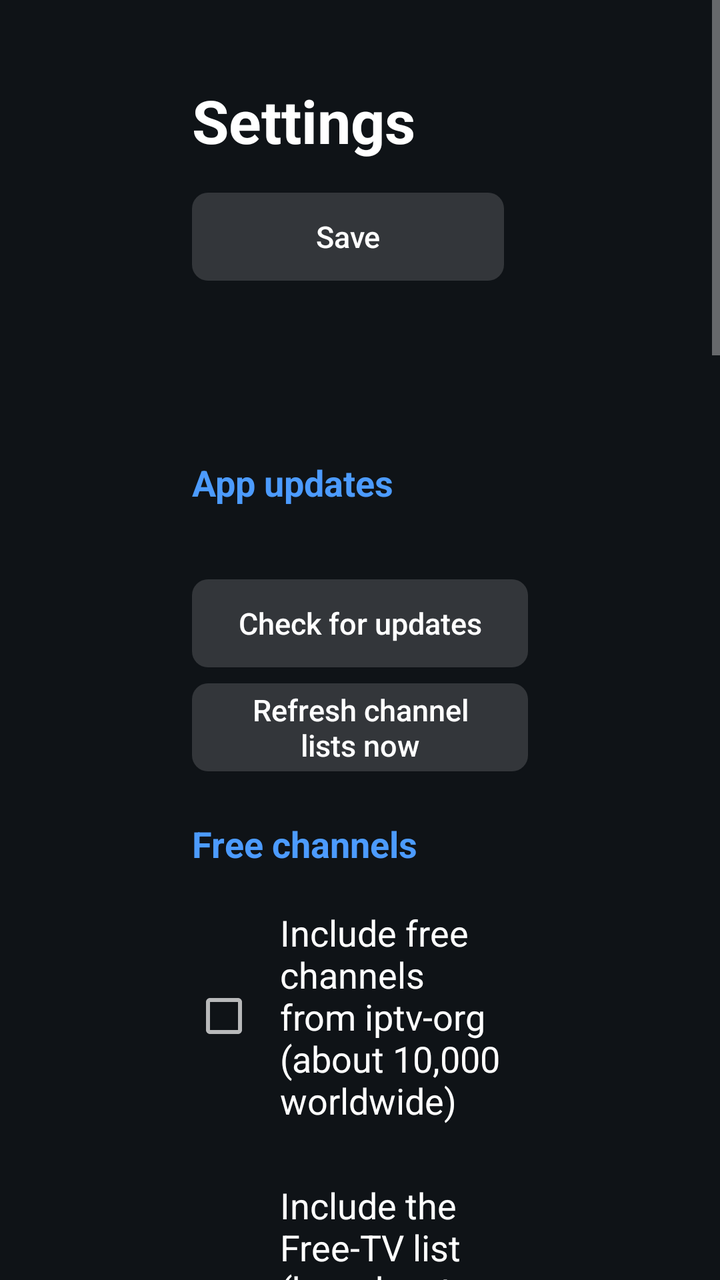
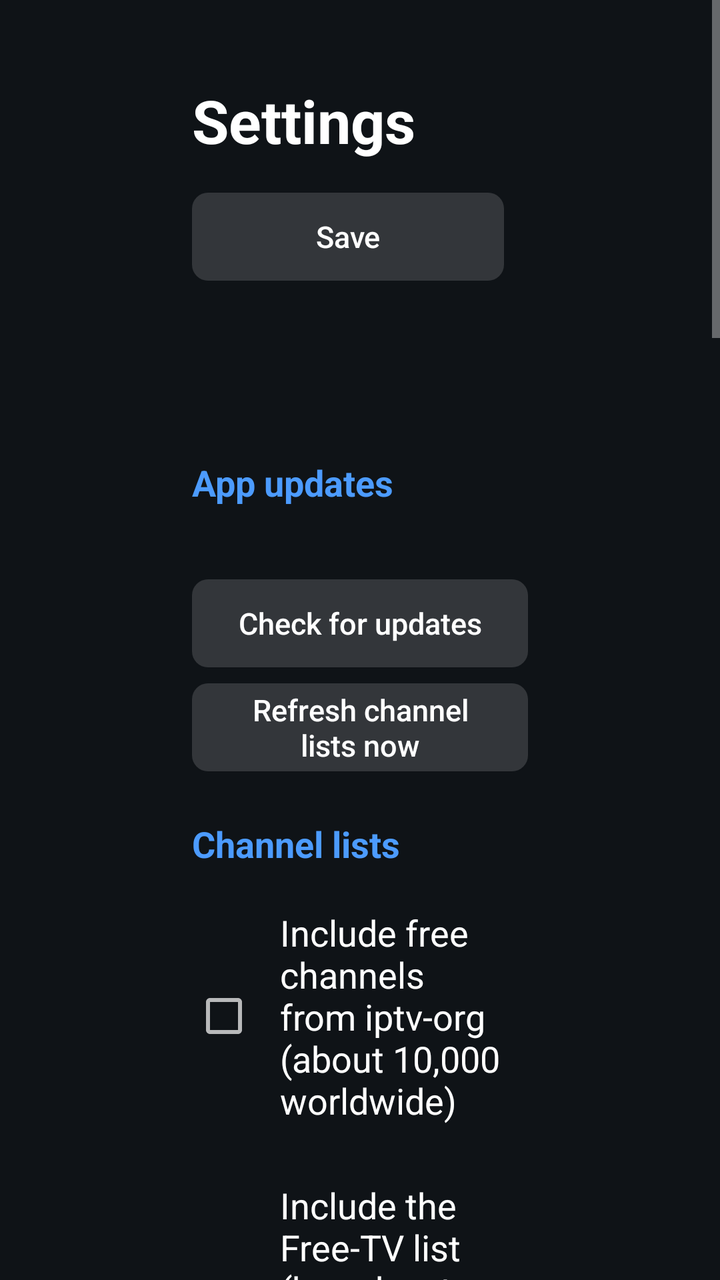

The first picture is an Android layout as it rendered before a commit; the second is the same layout after the commit. The layout source and the unified diff follow.
<!-- AndroidManifest.xml: activity theme SettingsTheme -->
<!-- res/layout/activity_settings.xml -->
<?xml version="1.0" encoding="utf-8"?>
<ScrollView xmlns:android="http://schemas.android.com/apk/res/android"
    android:layout_width="match_parent"
    android:layout_height="match_parent"
    android:background="@color/panel_dark">

    <LinearLayout
        android:layout_width="match_parent"
        android:layout_height="wrap_content"
        android:orientation="vertical"
        android:paddingStart="96dp"
        android:paddingTop="40dp"
        android:paddingEnd="96dp"
        android:paddingBottom="40dp">

        <TextView
            android:layout_width="wrap_content"
            android:layout_height="wrap_content"
            android:text="@string/settings_title"
            android:textColor="@color/white"
            android:textSize="30sp"
            android:textStyle="bold" />

        <LinearLayout
            android:layout_width="wrap_content"
            android:layout_height="wrap_content"
            android:layout_marginTop="16dp"
            android:orientation="horizontal">

            <Button
                android:id="@+id/save_button"
                style="@style/TvButton"
                android:layout_width="wrap_content"
                android:layout_height="wrap_content"
                android:layout_marginEnd="12dp"
                android:minWidth="160dp"
                android:text="@string/save" />

            <Button
                android:id="@+id/cancel_button"
                style="@style/TvButton"
                android:layout_width="wrap_content"
                android:layout_height="wrap_content"
                android:minWidth="160dp"
                android:text="@string/cancel" />
        </LinearLayout>

        <TextView
            android:layout_width="match_parent"
            android:layout_height="wrap_content"
            android:layout_marginTop="24dp"
            android:layout_marginBottom="8dp"
            android:text="@string/updates_heading"
            android:textColor="@color/accent"
            android:textSize="18sp"
            android:textStyle="bold" />

        <TextView
            android:id="@+id/update_status"
            android:layout_width="match_parent"
            android:layout_height="wrap_content"
            android:layout_marginBottom="8dp"
            android:textColor="@color/text_secondary"
            android:textSize="15sp" />

        <Button
            android:id="@+id/update_button"
            style="@style/TvButton"
            android:layout_width="wrap_content"
            android:layout_height="wrap_content"
            android:minWidth="220dp"
            android:text="@string/check_updates" />

        <Button
            android:id="@+id/refresh_button"
            style="@style/TvButton"
            android:layout_width="wrap_content"
            android:layout_height="wrap_content"
            android:layout_marginTop="8dp"
            android:minWidth="220dp"
            android:text="@string/refresh_now" />

        <TextView
            android:layout_width="match_parent"
            android:layout_height="wrap_content"
            android:layout_marginTop="24dp"
            android:layout_marginBottom="8dp"
            android:text="@string/free_channels_heading"
            android:textColor="@color/accent"
            android:textSize="18sp"
            android:textStyle="bold" />

        <CheckBox
            android:id="@+id/iptv_org"
            android:layout_width="match_parent"
            android:layout_height="wrap_content"
            android:layout_marginBottom="4dp"
            android:background="@drawable/item_bg"
            android:padding="12dp"
            android:text="@string/iptv_org_enabled"
            android:textColor="@color/white"
            android:textSize="18sp" />

        <CheckBox
            android:id="@+id/free_tv"
            android:layout_width="match_parent"
            android:layout_height="wrap_content"
            android:layout_marginBottom="4dp"
            android:background="@drawable/item_bg"
            android:padding="12dp"
            android:text="@string/free_tv_enabled"
            android:textColor="@color/white"
            android:textSize="18sp" />

        <TextView
            android:layout_width="match_parent"
            android:layout_height="wrap_content"
            android:layout_marginTop="24dp"
            android:layout_marginBottom="8dp"
            android:text="@string/countries_heading"
            android:textColor="@color/accent"
            android:textSize="18sp"
            android:textStyle="bold" />

        <TextView
            android:layout_width="match_parent"
            android:layout_height="wrap_content"
            android:layout_marginBottom="8dp"
            android:text="@string/countries_help"
            android:textColor="@color/text_secondary"
            android:textSize="15sp" />

        <CheckBox
            android:id="@+id/all_countries"
            android:layout_width="match_parent"
            android:layout_height="wrap_content"
            android:layout_marginBottom="4dp"
            android:background="@drawable/item_bg"
            android:padding="12dp"
            android:text="@string/all_countries"
            android:textColor="@color/white"
            android:textSize="18sp" />

        <Button
            android:id="@+id/countries_toggle"
            style="@style/TvButton"
            android:layout_width="wrap_content"
            android:layout_height="wrap_content"
            android:layout_marginBottom="8dp"
            android:minWidth="220dp" />

        <LinearLayout
            android:id="@+id/country_container"
            android:layout_width="match_parent"
            android:layout_height="wrap_content"
            android:orientation="vertical" />

        <TextView
            android:layout_width="match_parent"
            android:layout_height="wrap_content"
            android:layout_marginTop="24dp"
            android:layout_marginBottom="8dp"
            android:text="@string/channels_heading"
            android:textColor="@color/accent"
            android:textSize="18sp"
            android:textStyle="bold" />

        <CheckBox
            android:id="@+id/hide_offline"
            android:layout_width="match_parent"
            android:layout_height="wrap_content"
            android:background="@drawable/item_bg"
            android:padding="12dp"
            android:text="@string/hide_offline"
            android:textColor="@color/white"
            android:textSize="18sp" />

        <TextView
            android:layout_width="match_parent"
            android:layout_height="wrap_content"
            android:layout_marginTop="24dp"
            android:layout_marginBottom="8dp"
            android:text="@string/quality_heading"
            android:textColor="@color/accent"
            android:textSize="18sp"
            android:textStyle="bold" />

        <TextView
            android:layout_width="match_parent"
            android:layout_height="wrap_content"
            android:layout_marginBottom="8dp"
            android:text="@string/quality_help"
            android:textColor="@color/text_secondary"
            android:textSize="15sp" />

        <RadioGroup
            android:id="@+id/quality_group"
            android:layout_width="match_parent"
            android:layout_height="wrap_content"
            android:orientation="vertical">

            <RadioButton
                android:id="@+id/quality_auto"
                android:layout_width="match_parent"
                android:layout_height="wrap_content"
                android:layout_marginBottom="4dp"
                android:background="@drawable/item_bg"
                android:padding="12dp"
                android:text="@string/quality_auto"
                android:textColor="@color/white"
                android:textSize="18sp" />

            <RadioButton
                android:id="@+id/quality_1080"
                android:layout_width="match_parent"
                android:layout_height="wrap_content"
                android:layout_marginBottom="4dp"
                android:background="@drawable/item_bg"
                android:padding="12dp"
                android:text="@string/quality_1080"
                android:textColor="@color/white"
                android:textSize="18sp" />

            <RadioButton
                android:id="@+id/quality_720"
                android:layout_width="match_parent"
                android:layout_height="wrap_content"
                android:layout_marginBottom="4dp"
                android:background="@drawable/item_bg"
                android:padding="12dp"
                android:text="@string/quality_720"
                android:textColor="@color/white"
                android:textSize="18sp" />

            <RadioButton
                android:id="@+id/quality_480"
                android:layout_width="match_parent"
                android:layout_height="wrap_content"
                android:layout_marginBottom="4dp"
                android:background="@drawable/item_bg"
                android:padding="12dp"
                android:text="@string/quality_480"
                android:textColor="@color/white"
                android:textSize="18sp" />
        </RadioGroup>

        <TextView
            android:layout_width="match_parent"
            android:layout_height="wrap_content"
            android:layout_marginTop="24dp"
            android:layout_marginBottom="8dp"
            android:text="@string/custom_heading"
            android:textColor="@color/accent"
            android:textSize="18sp"
            android:textStyle="bold" />

        <TextView
            android:layout_width="match_parent"
            android:layout_height="wrap_content"
            android:layout_marginBottom="8dp"
            android:text="@string/custom_help"
            android:textColor="@color/text_secondary"
            android:textSize="15sp" />

        <EditText
            android:id="@+id/custom_url"
            android:layout_width="match_parent"
            android:layout_height="wrap_content"
            android:background="@drawable/field_bg"
            android:hint="@string/custom_hint"
            android:imeOptions="actionDone"
            android:importantForAutofill="no"
            android:inputType="textUri"
            android:padding="14dp"
            android:singleLine="true"
            android:textColor="@color/white"
            android:textColorHint="@color/text_secondary"
            android:textSize="17sp" />

    </LinearLayout>
</ScrollView>
<!-- resources referenced by this layout -->
<resources>
  <color name="accent">#FF4C9BFF</color>
  <color name="panel_dark">#F20E1217</color>
  <color name="text_secondary">#FFB4BCC8</color>
  <color name="white">#FFFFFFFF</color>
  <string name="all_countries">Every country (all channels)</string>
  <string name="cancel">Cancel</string>
  <string name="channels_heading">Channels</string>
  <string name="check_updates">Check for updates</string>
  <string name="countries_heading">Countries</string>
  <string name="countries_help">Pick the countries to show. Fewer countries means a tidier list and faster checking.</string>
  <string name="custom_heading">Your own playlist (optional)</string>
  <string name="custom_help">Paste an M3U or M3U8 link you\'re entitled to use. Its channels appear first, and if it includes a TV guide link that\'s used too. Tip: the Google TV app on your phone lets you type with your phone\'s keyboard.</string>
  <string name="custom_hint">https://example.com/playlist.m3u</string>
  <string name="free_channels_heading">Free channels</string>
  <string name="free_tv_enabled">Include the Free-TV list (broadcasters\' own free streams, e.g. official BBC feeds; adds about 700 channels and many backup streams)</string>
  <string name="hide_offline">Hide channels that aren\'t working (checked automatically every few hours)</string>
  <string name="iptv_org_enabled">Include free channels from iptv-org (about 10,000 worldwide)</string>
  <string name="quality_1080">Up to Full HD (1080p)</string>
  <string name="quality_480">Up to standard definition (480p) – smoothest</string>
  <string name="quality_720">Up to HD (720p) – recommended for slower broadband</string>
  <string name="quality_auto">Automatic (best your connection can manage)</string>
  <string name="quality_heading">Picture quality</string>
  <string name="quality_help">If channels stutter or keep buffering, choose a lower limit. The picture is a little softer, but it needs much less internet speed.</string>
  <string name="refresh_now">Refresh channel lists now</string>
  <string name="save">Save</string>
  <string name="settings_title">Settings</string>
  <string name="updates_heading">App updates</string>
  <style name="TvButton" parent="android:Widget.Material.Button">
          <item name="android:background">@drawable/button_bg</item>
          <item name="android:textColor">@color/white</item>
          <item name="android:textSize">15sp</item>
          <item name="android:textAllCaps">false</item>
          <item name="android:stateListAnimator">@null</item>
          <item name="android:paddingLeft">16dp</item>
          <item name="android:paddingRight">16dp</item>
          <item name="android:minHeight">44dp</item>
          <item name="android:focusable">true</item>
      </style>
  <style name="SettingsTheme" parent="android:Theme.Material.NoActionBar.Fullscreen">
          <item name="android:windowBackground">@color/panel_dark</item>
          <item name="android:colorAccent">@color/accent</item>
          <item name="android:colorPrimary">@color/black</item>
      </style>
  <color name="button_idle">#26FFFFFF</color>
  <color name="focus">#FF2F7BF0</color>
  <color name="row_active">#33FFFFFF</color>
  <!-- drawable button_bg (drawable) -->
  <?xml version="1.0" encoding="utf-8"?>
  <selector xmlns:android="http://schemas.android.com/apk/res/android">
      <item android:state_focused="true">
          <shape android:shape="rectangle">
              <solid android:color="@color/focus" />
              <corners android:radius="8dp" />
          </shape>
      </item>
      <item>
          <shape android:shape="rectangle">
              <solid android:color="@color/button_idle" />
              <corners android:radius="8dp" />
          </shape>
      </item>
  </selector>
  <color name="black">#FF000000</color>
  <!-- unchanged entries left out for length: 2 -->
</resources>

<!-- the commit's change to res/layout/activity_settings.xml (unified diff, before → after) -->
@@ -85,7 +85,7 @@
             android:layout_height="wrap_content"
             android:layout_marginTop="24dp"
             android:layout_marginBottom="8dp"
-            android:text="@string/free_channels_heading"
+            android:text="@string/lists_heading"
             android:textColor="@color/accent"
             android:textSize="18sp"
             android:textStyle="bold" />
@@ -111,6 +111,60 @@
             android:text="@string/free_tv_enabled"
             android:textColor="@color/white"
             android:textSize="18sp" />
+
+        <CheckBox
+            android:id="@+id/custom_enabled"
+            android:layout_width="match_parent"
+            android:layout_height="wrap_content"
+            android:layout_marginBottom="4dp"
+            android:background="@drawable/item_bg"
+            android:padding="12dp"
+            android:text="@string/custom_enabled"
+            android:textColor="@color/white"
+            android:textSize="18sp" />
+
+        <TextView
+            android:layout_width="match_parent"
+            android:layout_height="wrap_content"
+            android:layout_marginTop="16dp"
+            android:layout_marginBottom="8dp"
+            android:text="@string/custom_heading"
+            android:textColor="@color/accent"
+            android:textSize="18sp"
+            android:textStyle="bold" />
+
+        <TextView
+            android:layout_width="match_parent"
+            android:layout_height="wrap_content"
+            android:layout_marginBottom="8dp"
+            android:text="@string/custom_help"
+            android:textColor="@color/text_secondary"
+            android:textSize="15sp" />
+
+        <EditText
+            android:id="@+id/custom_url"
+            android:layout_width="match_parent"
+            android:layout_height="wrap_content"
+            android:background="@drawable/field_bg"
+            android:hint="@string/custom_hint"
+            android:imeOptions="actionDone"
+            android:importantForAutofill="no"
+            android:inputType="textUri"
+            android:padding="14dp"
+            android:singleLine="true"
+            android:textColor="@color/white"
+            android:textColorHint="@color/text_secondary"
+            android:textSize="17sp" />
+
+
+        <Button
+            android:id="@+id/only_mine_button"
+            style="@style/TvButton"
+            android:layout_width="wrap_content"
+            android:layout_height="wrap_content"
+            android:layout_marginTop="10dp"
+            android:minWidth="220dp"
+            android:text="@string/only_mine" />
 
         <TextView
             android:layout_width="match_parent"
@@ -244,38 +298,6 @@
                 android:textSize="18sp" />
         </RadioGroup>
 
-        <TextView
-            android:layout_width="match_parent"
-            android:layout_height="wrap_content"
-            android:layout_marginTop="24dp"
-            android:layout_marginBottom="8dp"
-            android:text="@string/custom_heading"
-            android:textColor="@color/accent"
-            android:textSize="18sp"
-            android:textStyle="bold" />
-
-        <TextView
-            android:layout_width="match_parent"
-            android:layout_height="wrap_content"
-            android:layout_marginBottom="8dp"
-            android:text="@string/custom_help"
-            android:textColor="@color/text_secondary"
-            android:textSize="15sp" />
-
-        <EditText
-            android:id="@+id/custom_url"
-            android:layout_width="match_parent"
-            android:layout_height="wrap_content"
-            android:background="@drawable/field_bg"
-            android:hint="@string/custom_hint"
-            android:imeOptions="actionDone"
-            android:importantForAutofill="no"
-            android:inputType="textUri"
-            android:padding="14dp"
-            android:singleLine="true"
-            android:textColor="@color/white"
-            android:textColorHint="@color/text_secondary"
-            android:textSize="17sp" />
 
     </LinearLayout>
 </ScrollView>
<!-- resource entries referenced after the edit -->
@@ -10,13 +10,15 @@
   <string name="check_updates">Check for updates</string>
   <string name="countries_heading">Countries</string>
   <string name="countries_help">Pick the countries to show. Fewer countries means a tidier list and faster checking.</string>
-  <string name="custom_heading">Your own playlist (optional)</string>
+  <string name="custom_enabled">Use my own playlist (the link below)</string>
+  <string name="custom_heading">My playlist link</string>
   <string name="custom_help">Paste an M3U or M3U8 link you\'re entitled to use. Its channels appear first, and if it includes a TV guide link that\'s used too. Tip: the Google TV app on your phone lets you type with your phone\'s keyboard.</string>
   <string name="custom_hint">https://example.com/playlist.m3u</string>
-  <string name="free_channels_heading">Free channels</string>
   <string name="free_tv_enabled">Include the Free-TV list (broadcasters\' own free streams, e.g. official BBC feeds; adds about 700 channels and many backup streams)</string>
   <string name="hide_offline">Hide channels that aren\'t working (checked automatically every few hours)</string>
   <string name="iptv_org_enabled">Include free channels from iptv-org (about 10,000 worldwide)</string>
+  <string name="lists_heading">Channel lists</string>
+  <string name="only_mine">Only use my playlist</string>
   <string name="quality_1080">Up to Full HD (1080p)</string>
   <string name="quality_480">Up to standard definition (480p) – smoothest</string>
   <string name="quality_720">Up to HD (720p) – recommended for slower broadband</string>
